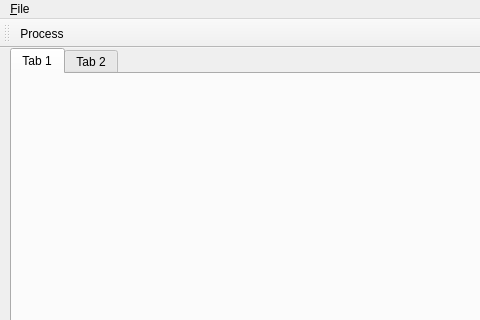
This is mainwindow.ui in tre3k/rkky2 as Qt 5 draws it before an edit; both pictures show x 0 to 480 and y 0 to 320 of the 973 by 684 pixel window. The edited form follows.
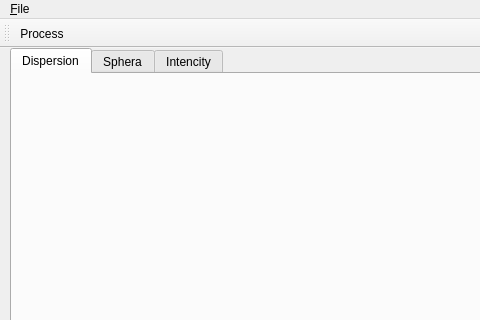
This is the edited form. The open tabs and pages were chosen to show the change.

Patch:
```diff
--- a/mainwindow.ui
+++ b/mainwindow.ui
@@ -28,12 +28,17 @@
     </property>
     <widget class="QWidget" name="tab_1">
      <attribute name="title">
-      <string>Tab 1</string>
+      <string>Dispersion</string>
      </attribute>
     </widget>
     <widget class="QWidget" name="tab_2">
      <attribute name="title">
-      <string>Tab 2</string>
+      <string>Sphera</string>
+     </attribute>
+    </widget>
+    <widget class="QWidget" name="tab_3">
+     <attribute name="title">
+      <string>Intencity</string>
      </attribute>
     </widget>
    </widget>
```
Left out of the diff: 6 changed lines with no effect on the pictures.
